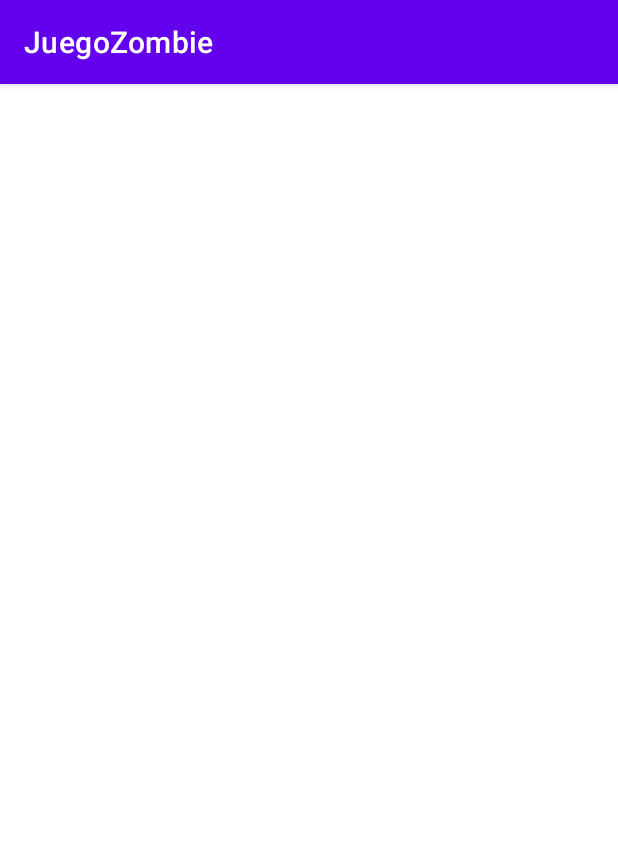
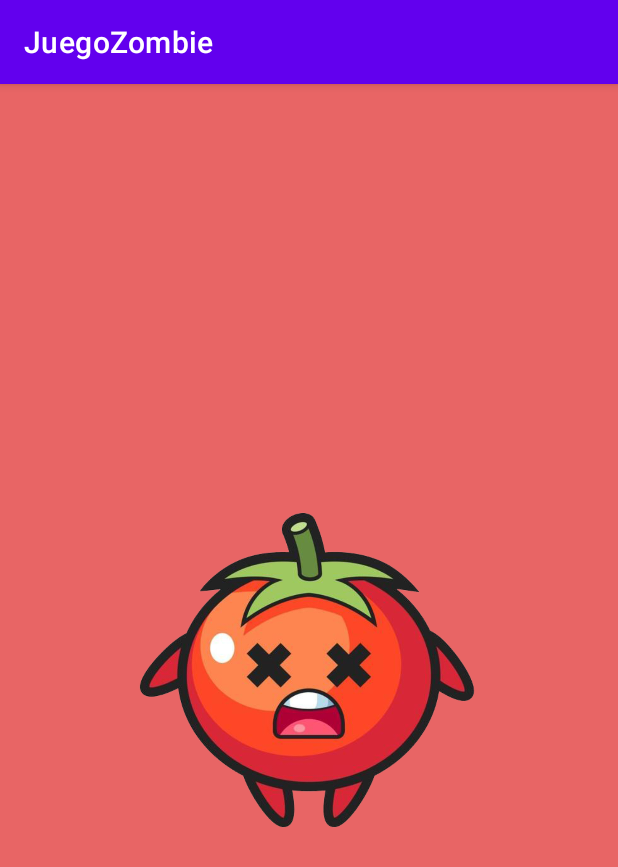
Before and after one commit to RonnyChamba/Juego-Zombies, an Android app: the splash screen opened directly, with no data from a screen before it, on a phone screen of 412 x 824 dp. Shown: the top 867 px of the screen. Run offline under Robolectric (Android 15) with nearby library versions, the phone set to English and light mode, and no system bars.

Commit message:
splash finalizado

```diff
--- a/app/src/main/AndroidManifest.xml
+++ b/app/src/main/AndroidManifest.xml
@@ -11,15 +11,16 @@
         android:theme="@style/Theme.JuegoZombie">
         <activity
             android:name=".splash"
-            android:exported="false" />
+            android:exported="true">
+            <intent-filter>
+                <action android:name="android.intent.action.MAIN"/>
+                <category android:name="android.intent.category.LAUNCHER" />
+            </intent-filter>
+        </activity>
+
         <activity
             android:name=".MainActivity"
-            android:exported="true">
-            <intent-filter>
-                <action android:name="android.intent.action.MAIN" />
-
-                <category android:name="android.intent.category.LAUNCHER" />
-            </intent-filter>
+            android:exported="false">
         </activity>
     </application>
 
--- /dev/null
+++ b/app/src/main/java/com/example/juegozombie/commons/Constantes.java
@@ -0,0 +1,6 @@
+package com.example.juegozombie.commons;
+
+public class Constantes {
+
+    public static final int DURACION_SPLASH = 1500;
+}
--- a/app/src/main/java/com/example/juegozombie/splash.java
+++ b/app/src/main/java/com/example/juegozombie/splash.java
@@ -2,13 +2,33 @@ package com.example.juegozombie;
 
 import androidx.appcompat.app.AppCompatActivity;
 
+import android.content.Intent;
 import android.os.Bundle;
+import android.os.Handler;
+
+import com.example.juegozombie.commons.Constantes;
 
 public class splash extends AppCompatActivity {
-
     @Override
     protected void onCreate(Bundle savedInstanceState) {
         super.onCreate(savedInstanceState);
         setContentView(R.layout.activity_splash);
+
+        lauchSplash();
+    }
+    private void lauchSplash(){
+
+        /**
+         * Handler() permite ejecutar un codigo en cierta cantidad de segundos
+         */
+
+        new Handler().postDelayed(new Runnable() {
+            @Override
+            public void run() {
+                Intent intent  = new Intent(splash.this, MainActivity.class);
+                startActivity(intent);
+            }
+        }, Constantes.DURACION_SPLASH);
+
     }
 }
--- a/app/src/main/res/layout/activity_splash.xml
+++ b/app/src/main/res/layout/activity_splash.xml
@@ -1,9 +1,17 @@
 <?xml version="1.0" encoding="utf-8"?>
-<androidx.constraintlayout.widget.ConstraintLayout xmlns:android="http://schemas.android.com/apk/res/android"
+<LinearLayout xmlns:android="http://schemas.android.com/apk/res/android"
     xmlns:app="http://schemas.android.com/apk/res-auto"
     xmlns:tools="http://schemas.android.com/tools"
     android:layout_width="match_parent"
     android:layout_height="match_parent"
+    android:background="#F44336"
     tools:context=".splash">
 
-</androidx.constraintlayout.widget.ConstraintLayout>
+    <ImageView
+        android:id="@+id/imageView"
+        android:layout_width="wrap_content"
+        android:layout_height="wrap_content"
+        android:layout_weight="1"
+        android:background="#E86565"
+        app:srcCompat="@drawable/tomate_muerto" />
+</LinearLayout>
```
Also changed, not shown: app/src/main/res/drawable-v24/tomate_muerto.png (added).
